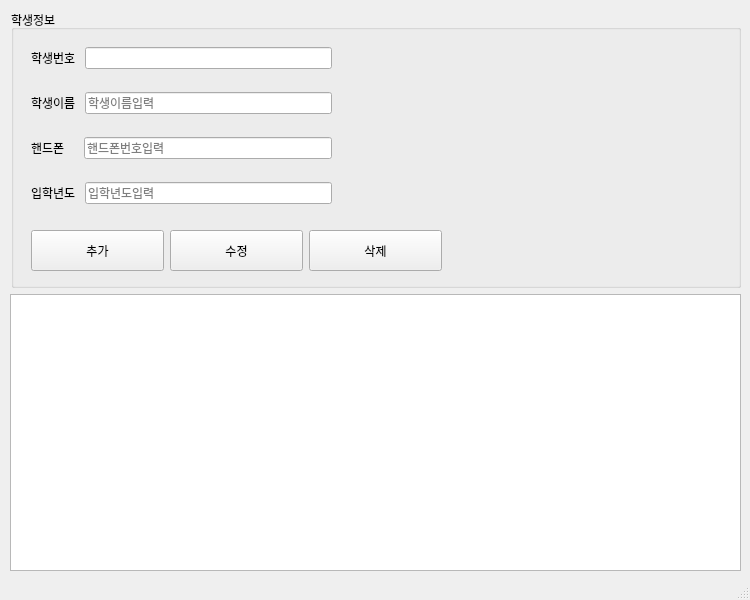
Before: the Qt Designer form toyproject/studentdb.ui in heastol/java-database-2025, drawn with Qt 5.
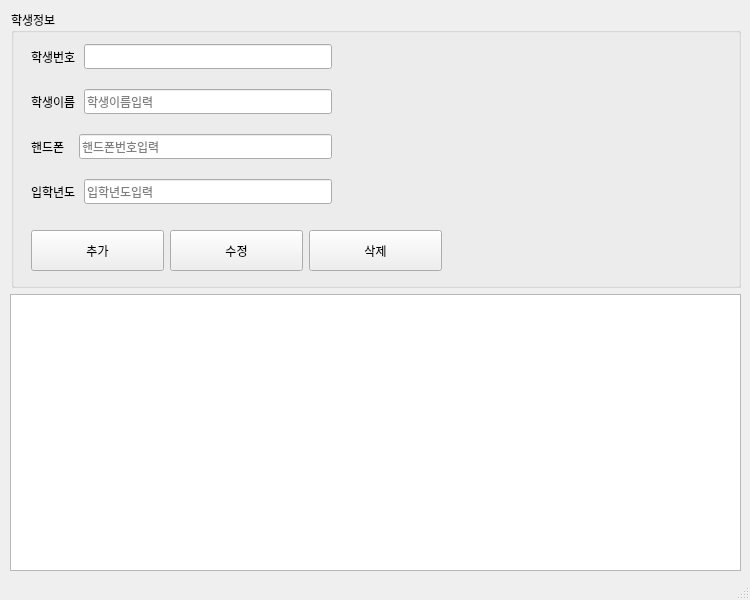
After: the same form once the commit is applied.

```diff
--- a/toyproject/studentdb.ui
+++ b/toyproject/studentdb.ui
@@ -10,12 +10,23 @@
     <height>600</height>
    </rect>
   </property>
+  <property name="minimumSize">
+   <size>
+    <width>750</width>
+    <height>600</height>
+   </size>
+  </property>
   <property name="maximumSize">
    <size>
     <width>750</width>
     <height>600</height>
    </size>
   </property>
+  <property name="font">
+   <font>
+    <family>D2Coding</family>
+   </font>
+  </property>
   <property name="windowTitle">
    <string>MainWindow</string>
   </property>
@@ -122,7 +133,7 @@
                 <enum>QFrame::NoFrame</enum>
                </property>
                <property name="text">
-                <string>핸드폰    </string>
+                <string>핸드폰   </string>
                </property>
               </widget>
              </item>
```
Left out of the diff: 8 changed lines with no effect on the pictures.
